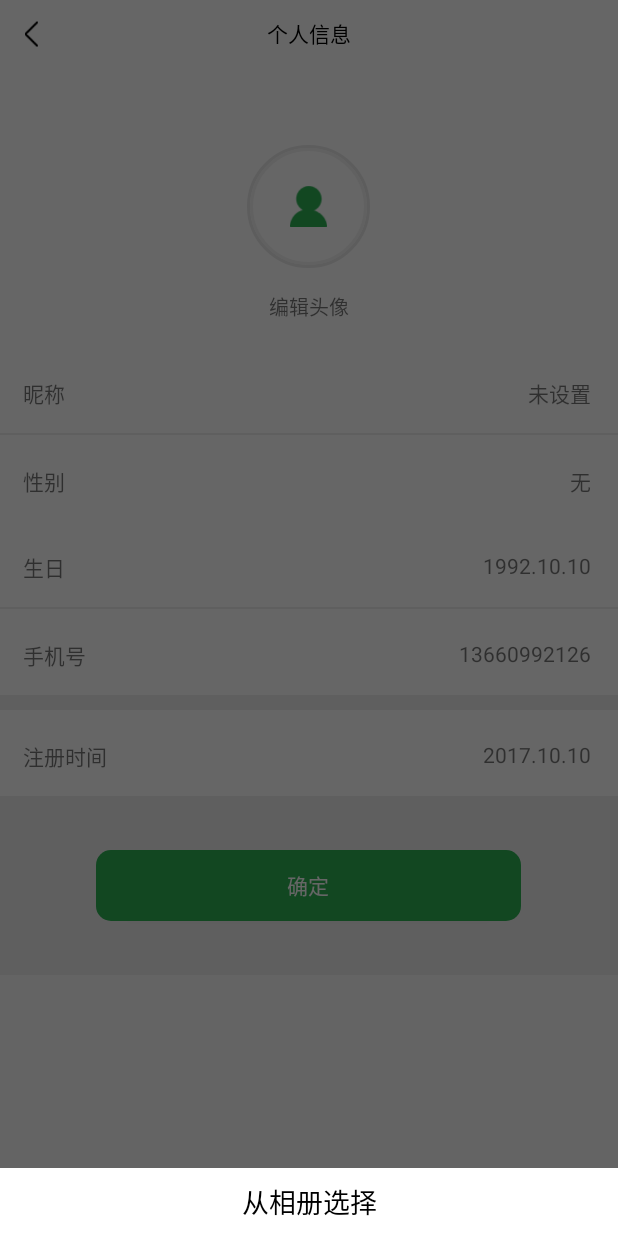
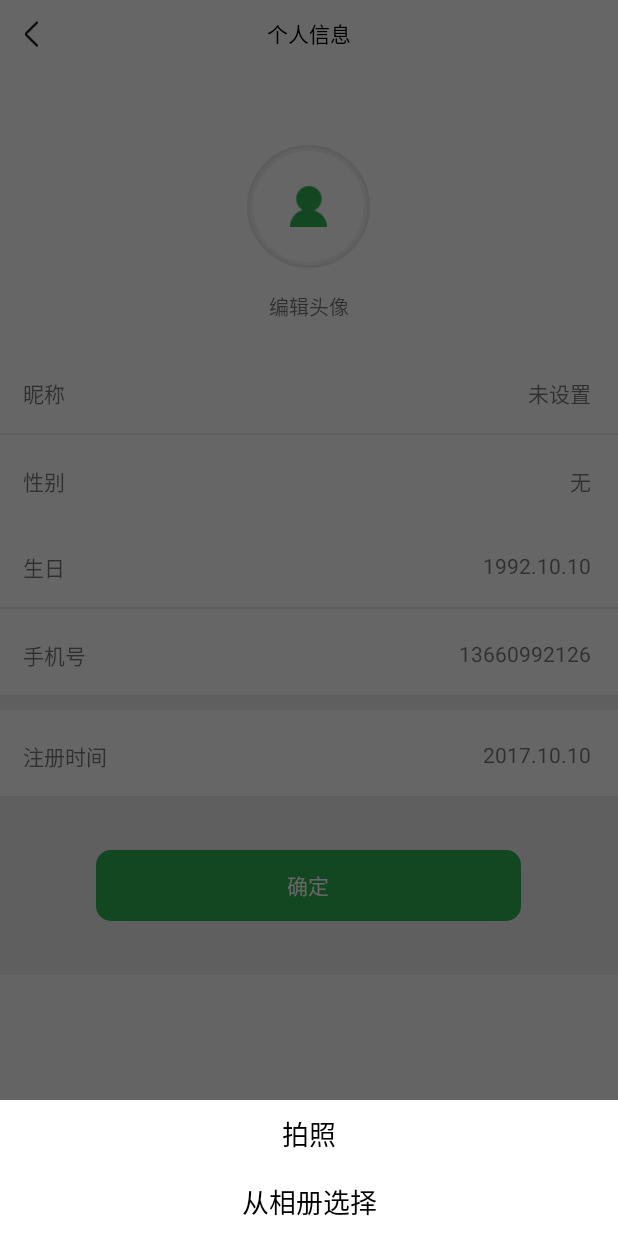
Before and after one commit to ChengMengYuan/baluche, an Android app: the PersonalmsgFragment screen opened directly, with no data from a screen before it, after a tap on "编辑头像", on a phone screen of 412 x 824 dp. Run offline under Robolectric (Android 15) with nearby library versions, the phone set to English and light mode, and no system bars; libraries missing offline, so code that uses them is left out: com.facebook.drawee; plain views replace SimpleDraweeView; network calls fail; pictures from the network do not load; 1 statement that could not run was skipped.

Commit message:
1.增加了更改头像的功能

```diff
--- a/app/src/main/AndroidManifest.xml
+++ b/app/src/main/AndroidManifest.xml
@@ -9,6 +9,9 @@
     <!-- 读取外置存储卡 -->
     <uses-permission android:name="android.permission.READ_EXTERNAL_STORAGE" />//读取外置存储卡
 
+    <uses-permission android:name="android.permission.CAMERA" />
+
+    <uses-permission android:name="android.permission.WRITE_EXTERNAL_STORAGE"/>
     <application
         android:allowBackup="true"
         android:icon="@mipmap/ic_launcher"
--- a/app/src/main/java/com/baluche/view/activity/PersonalmsgFragment.java
+++ b/app/src/main/java/com/baluche/view/activity/PersonalmsgFragment.java
@@ -3,11 +3,19 @@ package com.baluche.view.activity;
 import android.app.Activity;
 import android.app.Dialog;
 import android.content.Context;
+import android.content.Intent;
+import android.database.Cursor;
+import android.graphics.Bitmap;
+import android.graphics.BitmapFactory;
 import android.net.Uri;
 import android.os.Bundle;
+import android.os.Environment;
+import android.os.StrictMode;
+import android.provider.MediaStore;
 import android.support.annotation.Nullable;
 import android.support.v4.app.Fragment;
 import android.support.v7.app.AlertDialog;
+import android.text.Editable;
 import android.util.Log;
 import android.view.Gravity;
 import android.view.LayoutInflater;
@@ -15,6 +23,7 @@ import android.view.View;
 import android.view.ViewGroup;
 import android.view.Window;
 import android.view.WindowManager;
+import android.widget.EditText;
 import android.widget.ImageView;
 import android.widget.RelativeLayout;
 import android.widget.SimpleAdapter;
@@ -26,30 +35,57 @@ import com.baluche.view.activity.MainActivity;
 import com.facebook.drawee.backends.pipeline.Fresco;
 import com.facebook.drawee.view.SimpleDraweeView;
 
+import java.io.File;
+import java.io.FileInputStream;
+import java.io.FileNotFoundException;
+import java.io.IOException;
+
+import static com.baluche.view.activity.ActivityRequestCode.SELECT_PHOTO;
+import static com.baluche.view.activity.ActivityRequestCode.TAKE_PHTOT;
+
 /**
  * Created by Administrator on 2018/3/26 0026.
  */
 
-public class PersonalmsgFragment extends Activity implements View.OnClickListener{
+public class PersonalmsgFragment extends Activity implements View.OnClickListener {
+    private String sdPath;//SD卡的路径
+    private String picPath;//图片存储路径
 
     private View inflate;
+    private TextView personal_name_msg;
     private TextView choosePhoto;
+    private TextView takePhoto;
     private Dialog dialog;
+    private SimpleDraweeView personal_head_img;
+    private ImageView return_left;
 
     private RelativeLayout personal_head;//头像框
+
+    Uri mImageUri = Uri.fromFile(new File(Environment.getExternalStorageDirectory(), "image.jpg"));
 
     @Override
     public void onCreate(Bundle savedInstanceState) {
         super.onCreate(savedInstanceState);
         setContentView(R.layout.fragment_personalmsg);
+
+        StrictMode.VmPolicy.Builder builder = new StrictMode.VmPolicy.Builder();
+        StrictMode.setVmPolicy(builder.build());
+        builder.detectFileUriExposure();
+        sdPath = Environment.getExternalStorageDirectory().getPath();//设置拍照照片的保存路径
+        picPath = sdPath + "/" + "image.jpg";
+
         initView();
-
     }
 
     private void initView() {
         personal_head = findViewById(R.id.personal_head);
+        personal_head_img = findViewById(R.id.personal_head_img);
+        return_left = findViewById(R.id.return_left);
+        personal_name_msg = findViewById(R.id.personal_name_msg);
 
         personal_head.setOnClickListener(this);
+        return_left.setOnClickListener(this);
+        personal_name_msg.setOnClickListener(this);
     }
 
     public void onClick(View view) {
@@ -57,8 +93,22 @@ public class PersonalmsgFragment extends Activity implements View.OnClickListene
             case R.id.personal_head:
                 show_headchange();
                 break;
+            case R.id.return_left:
+                PersonalmsgFragment.this.finish();
+                break;
+            case R.id.personal_name_msg:
+//                personal_name_msg.setText( EditText().getText());
             case R.id.choosePhoto:
-                Toast.makeText(this,"点击了从相册选择",Toast.LENGTH_SHORT).show();
+                Intent intent = new Intent(Intent.ACTION_PICK, android.provider.MediaStore.Images.Media.EXTERNAL_CONTENT_URI);
+                startActivityForResult(intent, SELECT_PHOTO);//运行Intent事件
+                dialog.dismiss();
+                break;
+            case R.id.takePhoto:
+                Intent intent2 = new Intent(MediaStore.ACTION_IMAGE_CAPTURE);
+                mImageUri = Uri.fromFile(new File(Environment.getExternalStorageDirectory(), "image.jpg"));
+                //为拍摄的图片指定一个存储的路径
+                intent2.putExtra(MediaStore.EXTRA_OUTPUT, mImageUri);
+                startActivityForResult(intent2,TAKE_PHTOT );
                 dialog.dismiss();
                 break;
             default:
@@ -67,19 +117,22 @@ public class PersonalmsgFragment extends Activity implements View.OnClickListene
 
     }
 
-    public void show_headchange(){
-        dialog = new Dialog(this,R.style.ActionSheetDialogStyle);
+    public void show_headchange() {
+        dialog = new Dialog(this, R.style.ActionSheetDialogStyle);
         //填充对话框的布局
-        inflate = LayoutInflater.from(this).inflate(R.layout.dialog_layout, null);
+        inflate = LayoutInflater.from(this).inflate
+                (R.layout.dialog_layout, null);
         //初始化控件
         choosePhoto = (TextView) inflate.findViewById(R.id.choosePhoto);
+        takePhoto = (TextView) inflate.findViewById(R.id.takePhoto);
         choosePhoto.setOnClickListener(this);
+        takePhoto.setOnClickListener(this);
         //将布局设置给Dialog
         dialog.setContentView(inflate);
         //获取当前Activity所在的窗体
         Window dialogWindow = dialog.getWindow();
         //设置Dialog从窗体底部弹出
-        dialogWindow.setGravity( Gravity.BOTTOM);
+        dialogWindow.setGravity(Gravity.BOTTOM);
         //获得窗体的属性
         WindowManager.LayoutParams lp = dialogWindow.getAttributes();
         lp.y = 0;//设置Dialog距离底部的距离
@@ -88,4 +141,40 @@ public class PersonalmsgFragment extends Activity implements View.OnClickListene
         dialogWindow.setAttributes(lp);
         dialog.show();//显示对话框
     }
+
+    public void onActivityResult(int requestCode, int resultCode, Intent data) {
+        super.onActivityResult(requestCode, resultCode, data);
+
+        switch (requestCode) {
+            case SELECT_PHOTO://从相册选择照片
+                if (data != null) {
+                    if (requestCode == SELECT_PHOTO && resultCode == Activity.RESULT_OK)
+                        personal_head_img.setImageURI(data.getData());
+                }
+                break;
+
+            case TAKE_PHTOT ://通过相机拍照生成头像
+                FileInputStream fis = null;
+
+                try {
+                    Log.e("sdPath2",picPath);
+                    //把图片转化为字节流
+                    fis = new FileInputStream(picPath);
+                    //把流转化图片
+                    Bitmap bitmap = BitmapFactory.decodeStream(fis);
+                    //将图片由Bitmap格式转换为URI
+                    Uri uri = Uri.parse(MediaStore.Images.Media.insertImage(getContentResolver(), bitmap, null,null));
+                    personal_head_img.setImageURI(uri);
+                } catch (FileNotFoundException e) {
+                    e.printStackTrace();
+                }finally{
+                    try {
+                        fis.close();//关闭流
+                    } catch (IOException e) {
+                        e.printStackTrace();
+                    }
+                }
+                break;
+        }
+    }
 }
--- a/app/src/main/res/layout/dialog_layout.xml
+++ b/app/src/main/res/layout/dialog_layout.xml
@@ -4,6 +4,15 @@
     android:orientation="vertical"
     android:background="#ffffff"
     android:layout_height="match_parent">
+    <TextView
+        android:id="@+id/takePhoto"
+        android:layout_width="match_parent"
+        android:layout_height="45dp"
+        android:layout_margin="0dp"
+        android:gravity="center"
+        android:text="拍照"
+        android:textColor="#000000"
+        android:textSize="18sp"/>
     <TextView
         android:id="@+id/choosePhoto"
         android:layout_width="match_parent"
--- a/app/src/main/res/layout/fragment_personalmsg.xml
+++ b/app/src/main/res/layout/fragment_personalmsg.xml
@@ -18,6 +18,7 @@
             android:layout_height="match_parent">
 
             <ImageView
+                android:id="@+id/return_left"
                 android:layout_width="10dp"
                 android:layout_height="17dp"
                 android:layout_marginLeft="16dp"
@@ -85,12 +86,12 @@
                         android:src="@drawable/green_wod"/>
 
                     <com.facebook.drawee.view.SimpleDraweeView
+                        android:id="@+id/personal_head_img"
                         android:layout_width="76dp"
                         android:layout_height="76dp"
                         android:layout_centerHorizontal="true"
                         android:layout_centerVertical="true"
-                        fresco:roundAsCircle="true"
-                        fresco:placeholderImage="@drawable/head"/>
+                        fresco:roundAsCircle="true"/>
                 </RelativeLayout>
 
             </RelativeLayout>
@@ -106,8 +107,8 @@
                     android:layout_marginLeft="15dp"
                     android:layout_marginTop="20dp"
                     android:text="昵称" />
-
                 <TextView
+                    android:id="@+id/personal_name_msg"
                     android:layout_width="wrap_content"
                     android:layout_height="wrap_content"
                     android:layout_alignParentRight="true"
```
Also changed, not shown: app/src/main/java/com/baluche/view/activity/ActivityRequestCode.java (added, +10 -0 lines).
